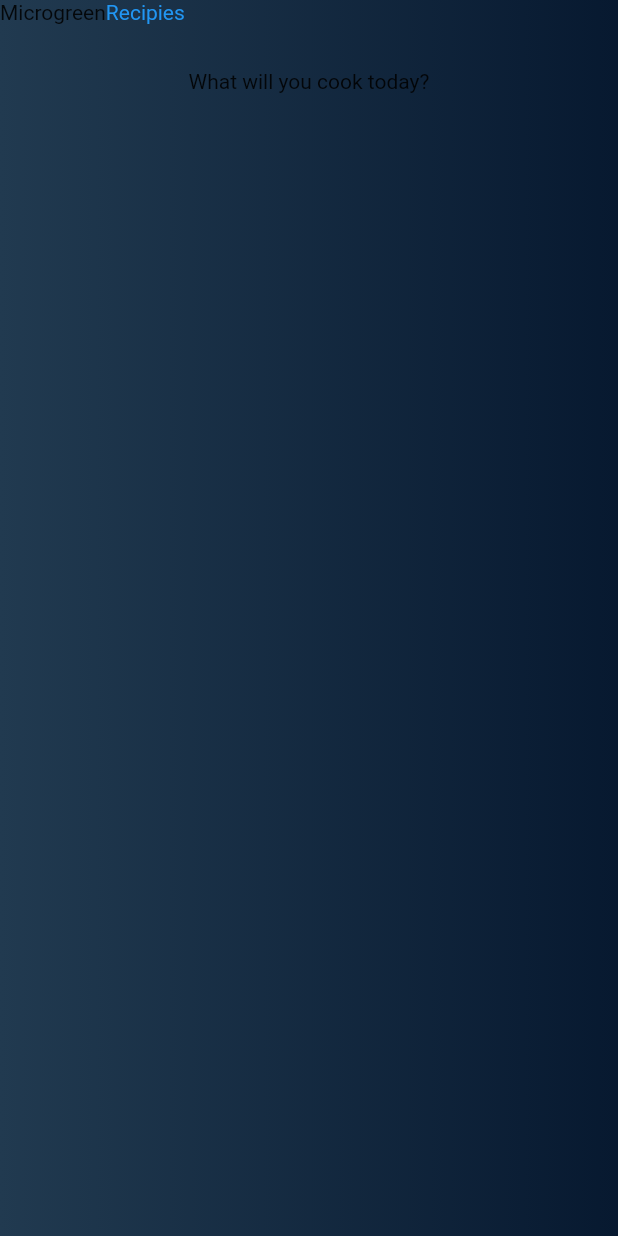
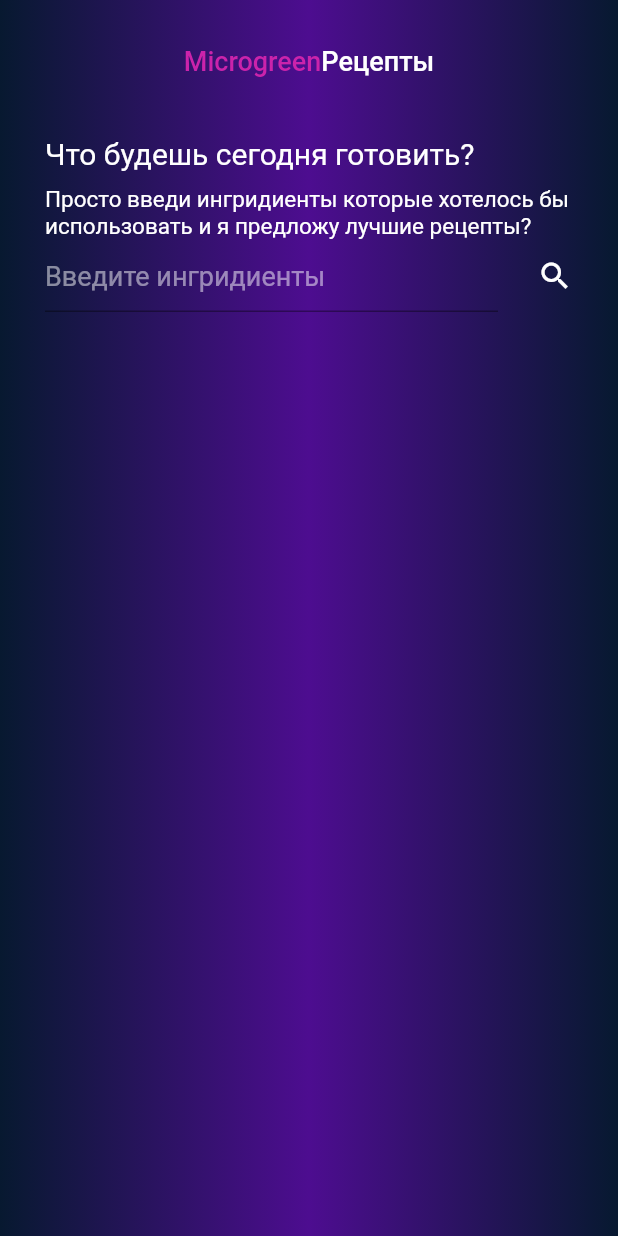
Before and after one commit to Anna-Myzukina/microgreen_recipes, a Flutter app: the screen it shows after launch, on a phone screen of 412 x 824 dp. Run offline on Flutter 3.47's test engine with Material 2 defaults, Android fonts, the phone set to English and light mode, and no system bars.

Commit message:
Add packages and home_view

```diff
--- a/lib/main.dart
+++ b/lib/main.dart
@@ -10,6 +10,7 @@ class MyApp extends StatelessWidget {
   @override
   Widget build(BuildContext context) {
     return MaterialApp(
+      locale: Locale('ru'),
       debugShowCheckedModeBanner: false,
       title: 'Microgreen recipes',
       theme: ThemeData(primarySwatch: Colors.blue),
--- a/lib/views/home_view.dart
+++ b/lib/views/home_view.dart
@@ -1,3 +1,8 @@
+import 'dart:io';
+import 'package:http/http.dart' as http;
+import 'package:url_launcher/url_launcher.dart';
+//import 'package:translator/translator.dart';
+import 'package:flutter/foundation.dart';
 import 'package:flutter/material.dart';
 
 class HomeView extends StatefulWidget {
@@ -6,6 +11,19 @@ class HomeView extends StatefulWidget {
 }
 
 class _HomeViewState extends State<HomeView> {
+  TextEditingController textEditingController = new TextEditingController();
+
+  // String appliationID = "62e70664";
+  // String applicationKey = "3be0dab1b58cb6aa3e1c1fbb1cc9e8df";
+
+  getRecipes(String query) async{
+    var url =
+        Uri.parse("https://api.edamam.com/search?q=$query&app_id=62e70664&app_key=3be0dab1b58cb6aa3e1c1fbb1cc9e8df");
+
+    http.Response response = await http.get(url);
+    print("$response this is response");
+  }
+
   @override
   Widget build(BuildContext context) {
     return Scaffold(
@@ -13,30 +31,98 @@ class _HomeViewState extends State<HomeView> {
         children: <Widget>[
           Container(
             height: MediaQuery.of(context).size.height,
-            width: MediaQuery.of(context).size.height,
+            width: MediaQuery.of(context).size.width,
             decoration: BoxDecoration(
-              gradient: LinearGradient(
-                colors: [
-                  const Color(0xff213A50),
-                  const Color(0xff071930)
-                ])
-            ),
+                gradient: LinearGradient(colors: [
+              const Color(0xff071930),
+              const Color(0xff4d0d90),
+              const Color(0xff071930)
+            ])),
           ),
           Container(
+            padding: EdgeInsets.symmetric(vertical: 30, horizontal: 30),
             child: Column(
+              crossAxisAlignment: CrossAxisAlignment.start,
               children: <Widget>[
                 Row(
+                  mainAxisAlignment: kIsWeb
+                      ? MainAxisAlignment.start
+                      : MainAxisAlignment.center,
                   children: <Widget>[
-                    Text('Microgreen'),
-                    Text('Recipies',
-                    style: TextStyle(
-                      color: Colors.blue
-                    ),)
+                    Text(
+                      'Microgreen',
+                      style: TextStyle(
+                          fontSize: 18,
+                          fontWeight: FontWeight.w500,
+                          color: Color(0xffcb23ab)),
+                    ),
+                    Text(
+                      'Рецепты',
+                      style: TextStyle(
+                          fontSize: 18,
+                          fontWeight: FontWeight.w500,
+                          color: Colors.white
+                          //backgroundColor: Colors.white,
+                          //color: Color(0xff792bf3)
+                          ),
+                    )
                   ],
                 ),
                 SizedBox(
-                  height: 30,),
-                  Text('What will you cook today?')
+                  height: 40,
+                ),
+                Text(
+                  'Что будешь сегодня готовить?',
+                  style: TextStyle(
+                    fontSize: 20,
+                    color: Colors.white,
+                  ),
+                ),
+                SizedBox(
+                  height: 10,
+                ),
+                Text(
+                  'Просто введи ингридиенты которые хотелось бы использовать и я предложу лучшие рецепты?',
+                  style: TextStyle(fontSize: 15, color: Colors.white),
+                ),
+                Container(
+                  width: MediaQuery.of(context).size.width,
+                  child: Row(
+                    children: <Widget>[
+                      Expanded(
+                        child: TextField(
+                          controller: textEditingController,
+                          decoration: InputDecoration(
+                            hintText: "Введите ингридиенты",
+                            hintStyle:
+                                TextStyle(fontSize: 18,
+                                color: Colors.white.withOpacity(0.5)),
+                          ),
+                          style: TextStyle(fontSize: 18, color: Colors.white),
+                        ),
+                      ),
+                      SizedBox(
+                        width: 26,
+                      ),
+                      InkWell(
+                        onTap: () {
+                          if (textEditingController.text.isNotEmpty) {
+                            getRecipes(textEditingController.text);
+                            print("just do it");
+                          } else {
+                            print("just don`t do it");
+                          }
+                        },
+                        child: Container(
+                          child: Icon(
+                            Icons.search,
+                            color: Colors.white,
+                          ),
+                        ),
+                      )
+                    ],
+                  ),
+                )
               ],
             ),
           )
--- a/pubspec.yaml
+++ b/pubspec.yaml
@@ -16,6 +16,8 @@ dependencies:
   http:
   webview_flutter:
   url_launcher:
+  translator: ^0.1.7
+
 
 dev_dependencies:
   flutter_test:
```
Also changed, not shown: pubspec.lock.
